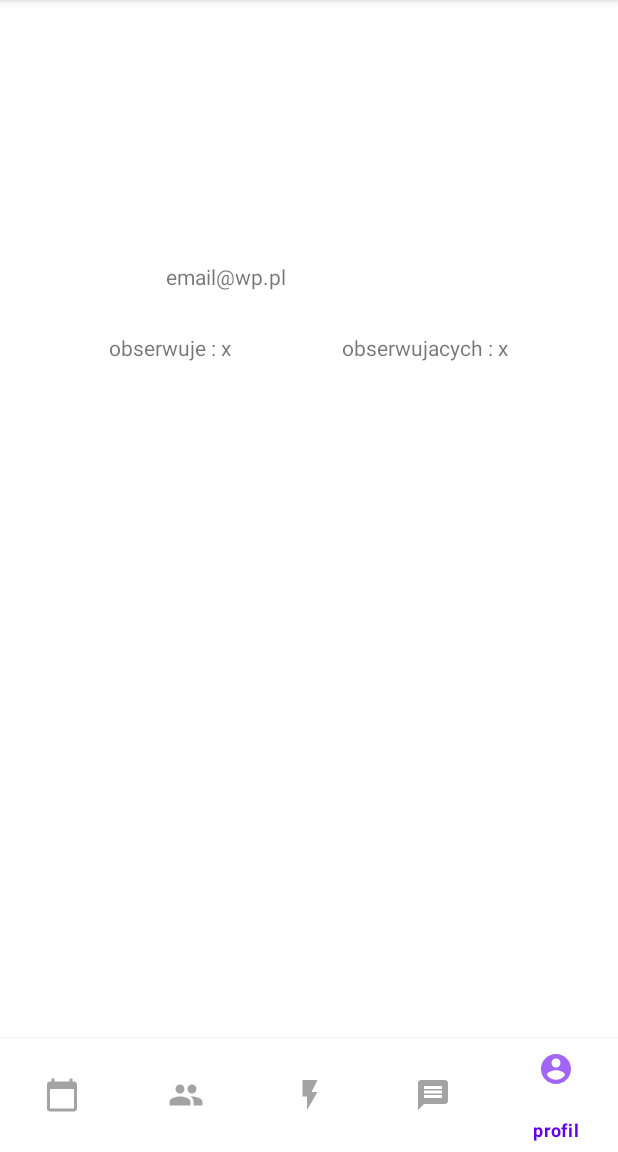
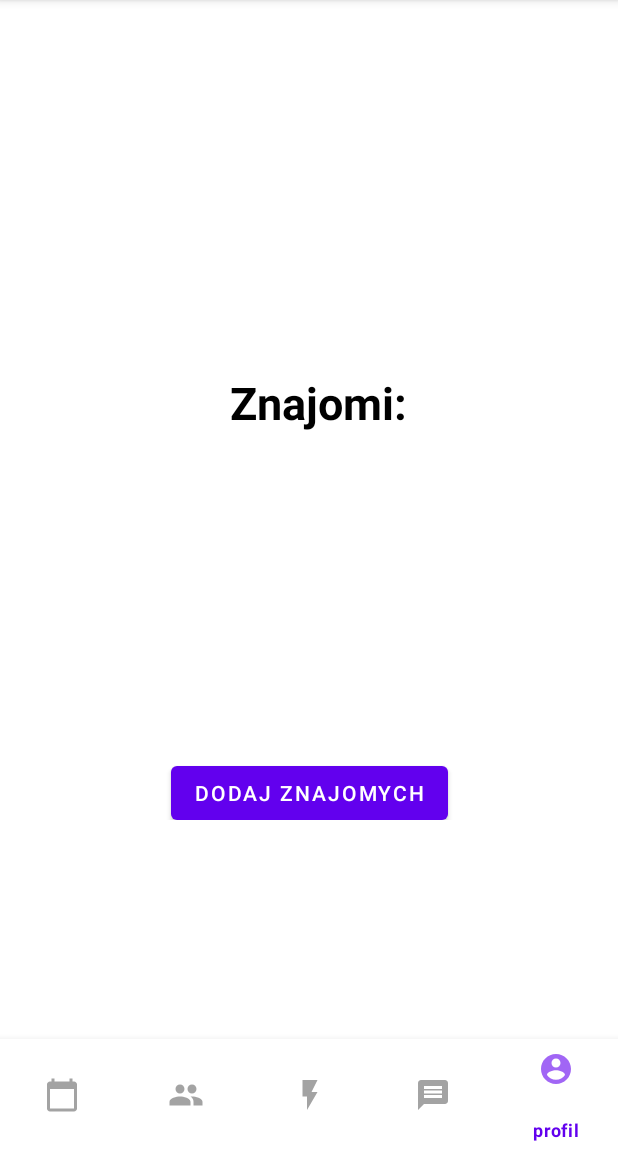
Before and after one commit to tprusik/RunningPal, an Android app: the screen it shows after launch once a user with an empty profile is signed in (DashboardActivity), item 5 of the bottom bar chosen, on a phone screen of 412 x 824 dp, the part 84-1236 px from its top. Run offline under Robolectric (Android 15) with nearby library versions, the phone set to English and light mode, and no system bars; our stand-ins replace Firebase (no records; nobody signed in at launch, a user with empty details on screens opened directly), Timber; libraries missing offline, so code that uses them is left out: pub.devrel.easypermissions.

Commit message:
Dodano zwracanie użytkowników z bazy danych

```diff
--- a/app/src/main/java/com/example/runningpal/BaseApplication.kt
+++ b/app/src/main/java/com/example/runningpal/BaseApplication.kt
@@ -1,8 +1,8 @@
 package com.example.runningpal
 import android.app.Application
-import com.example.runningpal.repositories.IRunRepository
-import com.example.runningpal.repositories.RunRepository
+import com.example.runningpal.repositories.*
 import com.example.runningpal.ui.viewmodels.MainViewModel
+import com.example.runningpal.ui.viewmodels.RunnersViewModel
 import com.example.runningpal.ui.viewmodels.StatisticsViewModel
 import com.google.firebase.auth.FirebaseAuth
 import org.koin.androidx.viewmodel.dsl.viewModel
@@ -22,6 +22,8 @@ class BaseApplication : Application() {
         single { FirebaseAuth.getInstance() }
 
         single  <IRunRepository> { RunRepository() }
+        single  <IRunStatisticsRepository> { RunStatisticsRepository() }
+        single  <IRunnersRepository> { RunnersRepository() }
 
         viewModel {
             MainViewModel(get())
@@ -30,6 +32,11 @@ class BaseApplication : Application() {
         viewModel  {
 
             StatisticsViewModel(get())
+        }
+
+        viewModel  {
+
+            RunnersViewModel(get())
         }
     }
 
--- a/app/src/main/java/com/example/runningpal/db/DbConstants.kt
+++ b/app/src/main/java/com/example/runningpal/db/DbConstants.kt
@@ -2,9 +2,13 @@ package com.example.runningpal.db
 
 object DbConstants {
 
+
+
     const val DB_INSTANCE_URL = "https://mywork-e32c4-default-rtdb.europe-west1.firebasedatabase.app/"
 
     const val DB_NODE_RUN = "Runs"
+    const val DB_NODE_RUN_STATISTICS = "RunStatistics"
+    const val DB_NODE_USER = "UserData"
 
     const val ORDER_BY_DISTANCE = "distanceMetres"
     const val ORDER_BY_CALORIES_BURNED = "caloriesBurnt"
--- a/app/src/main/java/com/example/runningpal/db/Run.kt
+++ b/app/src/main/java/com/example/runningpal/db/Run.kt
@@ -3,6 +3,7 @@ package com.example.runningpal.db
 import android.graphics.Bitmap
 
 data class Run (
+
       var id : String? = null,
       var routePic : String? = null,
      var timestamp : Long = 0L,
@@ -10,4 +11,5 @@ data class Run (
      var distanceMetres : Int = 0,
      var timeInMilis : Long = 0L,
      var caloriesBurnt : Int = 0
+
 )
--- a/app/src/main/java/com/example/runningpal/fragments/StatisticsFragment.kt
+++ b/app/src/main/java/com/example/runningpal/fragments/StatisticsFragment.kt
@@ -15,7 +15,7 @@ import org.koin.android.ext.android.get
 
 class StatisticsFragment : Fragment() {
 
-    private lateinit var statisticsViewModel :  StatisticsViewModel
+    private lateinit var viewModel :  MainViewModel
 
     override fun onCreate(savedInstanceState: Bundle?) {
         super.onCreate(savedInstanceState)
@@ -31,9 +31,9 @@ class StatisticsFragment : Fragment() {
     override fun onViewCreated(view: View, savedInstanceState: Bundle?) {
         super.onViewCreated(view, savedInstanceState)
 
-        statisticsViewModel = get()
+        viewModel = get()
 
-        statisticsViewModel.totalDistance.observe(viewLifecycleOwner , Observer {
+        viewModel.totalDistance.observe(viewLifecycleOwner , Observer {
 
             var totalDistance = it
 
--- a/app/src/main/java/com/example/runningpal/fragments/UserProfileFragment.kt
+++ b/app/src/main/java/com/example/runningpal/fragments/UserProfileFragment.kt
@@ -1,18 +1,31 @@
 package com.example.runningpal.fragments
 
+import android.content.Intent
 import android.os.Bundle
 import androidx.fragment.app.Fragment
 import android.view.LayoutInflater
 import android.view.View
 import android.view.ViewGroup
+import androidx.lifecycle.Observer
+import androidx.recyclerview.widget.LinearLayoutManager
+import com.example.runningpal.DashboardActivity
+import com.example.runningpal.FindContactActivity
 import com.example.runningpal.R
+import com.example.runningpal.db.RunStatistics
+import com.example.runningpal.ui.adapters.RunAdapter
+import com.example.runningpal.ui.viewmodels.StatisticsViewModel
 import com.google.firebase.auth.FirebaseAuth
+import com.google.firebase.auth.FirebaseUser
+import kotlinx.android.synthetic.main.fragment_run.*
 import kotlinx.android.synthetic.main.fragment_user_profile.*
+import org.koin.android.ext.android.get
 
 
 class UserProfileFragment : Fragment() {
 
     private  lateinit var mAuth : FirebaseAuth
+    private lateinit var viewModel : StatisticsViewModel
+    private lateinit var  currentUser : FirebaseUser
 
     override fun onCreate(savedInstanceState: Bundle?) {
         super.onCreate(savedInstanceState)
@@ -23,6 +36,20 @@ class UserProfileFragment : Fragment() {
         super.onViewCreated(view, savedInstanceState)
         mAuth = FirebaseAuth.getInstance()
         val currentUser =  mAuth.currentUser
+        viewModel = get()
+
+        var runStats = viewModel.getRunStatistics(currentUser?.uid!!).observe(viewLifecycleOwner, Observer {
+
+
+        })
+
+        btnUserProfileFriends.setOnClickListener{
+
+            val intent = Intent(context, FindContactActivity::class.java)
+            startActivity(intent)
+
+        }
+
 
         tvUserProfileName.setText(currentUser?.displayName)
     }
@@ -34,4 +61,5 @@ class UserProfileFragment : Fragment() {
         return inflater.inflate(R.layout.fragment_user_profile, container, false)
     }
 
+
 }
--- a/app/src/main/java/com/example/runningpal/repositories/IRunRepository.kt
+++ b/app/src/main/java/com/example/runningpal/repositories/IRunRepository.kt
@@ -10,18 +10,20 @@ interface IRunRepository {
     fun insertRun(run : Run)
     fun deleteRun(run : Run)
 
-
     fun getAllRunsSortedByDate() : LiveData<List<Run>>
     fun getAllRunsSortedByDistance(): LiveData<List<Run>>
     fun getAllRunsSortedByTimeinMillis(): LiveData<List<Run>>
     fun getAllRunsSortedByAvgSpeed(): LiveData<List<Run>>
     fun getAllRunsSortedByCaloriesBurned(): LiveData<List<Run>>
 
+    fun getTotalStatistics() : LiveData<RunStatistics>
+
+    // czy one są konieczne ?
+
     fun getTotalAvgSpeed()
     fun getTotalCaloriesBurned()
     fun getTotalTimeinMillis()
     fun getTotalDistance()
 
-    fun getTotalStatistics() : LiveData<RunStatistics>
 
 }
--- /dev/null
+++ b/app/src/main/java/com/example/runningpal/repositories/IRunStatisticsRepository.kt
@@ -0,0 +1,13 @@
+package com.example.runningpal.repositories
+
+import androidx.lifecycle.LiveData
+import com.example.runningpal.db.Run
+import com.example.runningpal.db.RunStatistics
+
+interface IRunStatisticsRepository {
+
+    fun insertRunStatistics(runStatistics : RunStatistics)
+
+    fun getRunStatistics(userID : String): LiveData<List<RunStatistics>>
+
+}
--- /dev/null
+++ b/app/src/main/java/com/example/runningpal/repositories/IRunnersRepository.kt
@@ -0,0 +1,12 @@
+package com.example.runningpal.repositories
+
+import androidx.lifecycle.LiveData
+import com.example.runningpal.db.User
+
+interface IRunnersRepository {
+
+    fun getAllRunners() : LiveData<List<User>>
+
+    fun getAllRunnersSortedByLastRunDate() : LiveData<List<User>>
+
+}
--- a/app/src/main/java/com/example/runningpal/repositories/RunRepository.kt
+++ b/app/src/main/java/com/example/runningpal/repositories/RunRepository.kt
@@ -130,7 +130,8 @@ class RunRepository : IRunRepository  {
         val uid = FirebaseAuth.getInstance().currentUser!!.uid
 
         val database = FirebaseDatabase.getInstance(DB_INSTANCE_URL)
-        val myRef = database.getReference(DB_NODE_RUN).child(uid).orderByChild(orderByPath)
+
+        database.getReference(DB_NODE_RUN).child(uid).orderByChild(orderByPath)
                 .addValueEventListener(object : ValueEventListener {
 
                     val runs =  mutableListOf<Run>()
@@ -154,5 +155,4 @@ class RunRepository : IRunRepository  {
 
     }
 
-
 }
--- /dev/null
+++ b/app/src/main/java/com/example/runningpal/repositories/RunStatisticsRepository.kt
@@ -0,0 +1,54 @@
+package com.example.runningpal.repositories
+
+import androidx.lifecycle.LiveData
+import androidx.lifecycle.MutableLiveData
+import com.example.runningpal.db.DbConstants
+import com.example.runningpal.db.Run
+import com.example.runningpal.db.RunStatistics
+import com.google.firebase.auth.FirebaseAuth
+import com.google.firebase.database.DataSnapshot
+import com.google.firebase.database.DatabaseError
+import com.google.firebase.database.FirebaseDatabase
+import com.google.firebase.database.ValueEventListener
+
+class RunStatisticsRepository : IRunStatisticsRepository {
+
+    override fun insertRunStatistics(runStatistics: RunStatistics) {
+
+        val uid = FirebaseAuth.getInstance().currentUser!!.uid
+        val database = FirebaseDatabase.getInstance(DbConstants.DB_INSTANCE_URL)
+        database.getReference(DbConstants.DB_NODE_RUN_STATISTICS).child(uid).push().setValue(runStatistics)
+
+    }
+
+    override fun getRunStatistics(userID: String): LiveData<List<RunStatistics>> {
+
+        var  sortedRuns  = MutableLiveData<List<RunStatistics>>()
+        val uid = userID
+        val database = FirebaseDatabase.getInstance(DbConstants.DB_INSTANCE_URL)
+
+        database.getReference(DbConstants.DB_NODE_RUN).child(uid)
+                .addValueEventListener(object : ValueEventListener {
+
+                    val runStatistics =  mutableListOf<RunStatistics>()
+
+                    override fun onDataChange(snapshot: DataSnapshot) {
+
+                        for(snap in snapshot.children){
+
+                            runStatistics.add(snap.getValue(RunStatistics::class.java)!!)
+                        }
+
+                        sortedRuns.postValue(runStatistics)
+
+                    }
+
+                    override fun onCancelled(error: DatabaseError) {}
+
+                })
+
+        return sortedRuns
+
+    }
+
+}
--- a/app/src/main/java/com/example/runningpal/ui/viewmodels/MainViewModel.kt
+++ b/app/src/main/java/com/example/runningpal/ui/viewmodels/MainViewModel.kt
@@ -23,7 +23,7 @@ class MainViewModel(val repo: IRunRepository) : ViewModel() {
     private  val runSortedByCaloriesBurned = repo.getAllRunsSortedByCaloriesBurned()
     private  val runSortedByTimeInMillis = repo.getAllRunsSortedByTimeinMillis()
     private  val runSortedByAvgSpeed = repo.getAllRunsSortedByAvgSpeed()
-
+    val totalDistance = repo.getTotalStatistics()
 
     val runs = MediatorLiveData<List<Run>>()
 
--- a/app/src/main/java/com/example/runningpal/ui/viewmodels/StatisticsViewModel.kt
+++ b/app/src/main/java/com/example/runningpal/ui/viewmodels/StatisticsViewModel.kt
@@ -1,11 +1,20 @@
 package com.example.runningpal.ui.viewmodels
 
 
-import androidx.lifecycle.ViewModel
+import androidx.lifecycle.*
+import com.example.runningpal.db.Run
+import com.example.runningpal.db.RunStatistics
 import com.example.runningpal.repositories.IRunRepository
+import com.example.runningpal.repositories.IRunStatisticsRepository
+import kotlinx.coroutines.launch
 
-class StatisticsViewModel(val repo : IRunRepository)  : ViewModel() {
+class StatisticsViewModel(val repo : IRunStatisticsRepository)  : ViewModel() {
 
-    val totalDistance = repo.getTotalStatistics()
+    fun getRunStatistics(id : String) : LiveData<List<RunStatistics>> = repo.getRunStatistics(id)
+
+    val runs = MutableLiveData<List<RunStatistics>>()
+
+
+    fun saveRunStatistics(runStatistics: RunStatistics) = viewModelScope.launch { repo.insertRunStatistics(runStatistics) }
 
 }
--- a/app/src/main/res/layout/fragment_user_profile.xml
+++ b/app/src/main/res/layout/fragment_user_profile.xml
@@ -6,53 +6,64 @@
     android:layout_height="match_parent"
     tools:context=".fragments.UserProfileFragment">
 
-    <!-- TODO: Update blank fragment layout -->
+    <ImageView
+        android:id="@+id/ivUserProfile"
+        android:layout_width="match_parent"
+        android:layout_height="50dp"
+        app:layout_constraintEnd_toEndOf="parent"
+        app:layout_constraintHorizontal_bias="0.5"
+        app:layout_constraintStart_toStartOf="parent"
+        app:layout_constraintTop_toTopOf="parent" />
 
     <TextView
         android:id="@+id/tvUserProfileName"
         android:layout_width="wrap_content"
         android:layout_height="0dp"
-        android:layout_marginTop="28dp"
-        android:text="Imie i Nazwisko"
+        android:layout_marginTop="16dp"
         app:layout_constraintEnd_toEndOf="parent"
         app:layout_constraintHorizontal_bias="0.5"
         app:layout_constraintStart_toEndOf="@+id/tvUserProfileEmail"
-        app:layout_constraintTop_toTopOf="parent" />
+        app:layout_constraintTop_toBottomOf="@id/ivUserProfile" />
 
     <TextView
         android:id="@+id/tvUserProfileEmail"
         android:layout_width="wrap_content"
         android:layout_height="wrap_content"
-        android:layout_marginTop="28dp"
-        android:text="email@wp.pl"
+        android:layout_marginTop="16dp"
         app:layout_constraintEnd_toStartOf="@+id/tvUserProfileName"
         app:layout_constraintHorizontal_bias="0.5"
         app:layout_constraintHorizontal_chainStyle="spread"
         app:layout_constraintStart_toStartOf="parent"
-        app:layout_constraintTop_toTopOf="parent" />
+        app:layout_constraintTop_toBottomOf="@id/ivUserProfile" />
 
     <TextView
-        android:id="@+id/tvUserProfileFollowing"
+        android:id="@+id/tvUserProfileFriends"
         android:layout_width="wrap_content"
         android:layout_height="wrap_content"
-        android:text="obserwuje : x"
-        app:layout_constraintBottom_toBottomOf="parent"
-        app:layout_constraintEnd_toStartOf="@+id/tvUserProfileFollowers"
+        android:padding="16sp"
+        android:text="Znajomi: "
+        android:textAlignment="center"
+        android:textColor="@color/black"
+        android:textSize="30sp"
+        android:textStyle="bold"
+        app:layout_constraintStart_toStartOf="@+id/tvUserProfileEmail"
+        app:layout_constraintTop_toBottomOf="@id/tvUserProfileName" />
+
+    <androidx.recyclerview.widget.RecyclerView
+        android:id="@+id/rvUserProvileFriends"
+        android:layout_width="match_parent"
+        android:layout_height="200dp"
+        android:padding="16dp"
+        app:layout_constraintTop_toBottomOf="@id/tvUserProfileFriends" />
+
+    <com.google.android.material.button.MaterialButton
+        android:id="@+id/btnUserProfileFriends"
+        android:layout_width="wrap_content"
+        android:layout_height="wrap_content"
+        android:text="Dodaj znajomych"
+        app:layout_constraintEnd_toEndOf="parent"
         app:layout_constraintHorizontal_bias="0.5"
         app:layout_constraintStart_toStartOf="parent"
-        app:layout_constraintTop_toBottomOf="@+id/tvUserProfileName"
-        app:layout_constraintVertical_bias="0.084" />
-
-    <TextView
-        android:id="@+id/tvUserProfileFollowers"
-        android:layout_width="wrap_content"
-        android:layout_height="wrap_content"
-        android:text="obserwujacych : x"
-        app:layout_constraintBottom_toBottomOf="parent"
-        app:layout_constraintEnd_toEndOf="parent"
-        app:layout_constraintHorizontal_bias="0.5"
-        app:layout_constraintStart_toEndOf="@+id/tvUserProfileFollowing"
-        app:layout_constraintTop_toBottomOf="@+id/tvUserProfileName"
-        app:layout_constraintVertical_bias="0.084" />
+        app:layout_constraintTop_toBottomOf="@id/rvUserProvileFriends" />
 
 </androidx.constraintlayout.widget.ConstraintLayout>
```
Also changed, not shown: app/src/main/java/com/example/runningpal/FindContactActivity.kt (+22 -26 lines), app/src/main/java/com/example/runningpal/db/User.kt (+5 -7 lines), app/src/main/java/com/example/runningpal/fragments/ContactsFragment.kt (+0 -44 lines), app/src/main/java/com/example/runningpal/repositories/RunnersRepository.kt (added, +55 -0 lines), app/src/main/java/com/example/runningpal/ui/adapters/ContactsAdapter.kt (+40 -9 lines), app/src/main/java/com/example/runningpal/ui/viewmodels/RunnersViewModel.kt (added, +11 -0 lines), app/src/main/res/layout/user_item.xml (renamed from app/src/main/res/layout/contact_cell.xml, +10 -3 lines).
